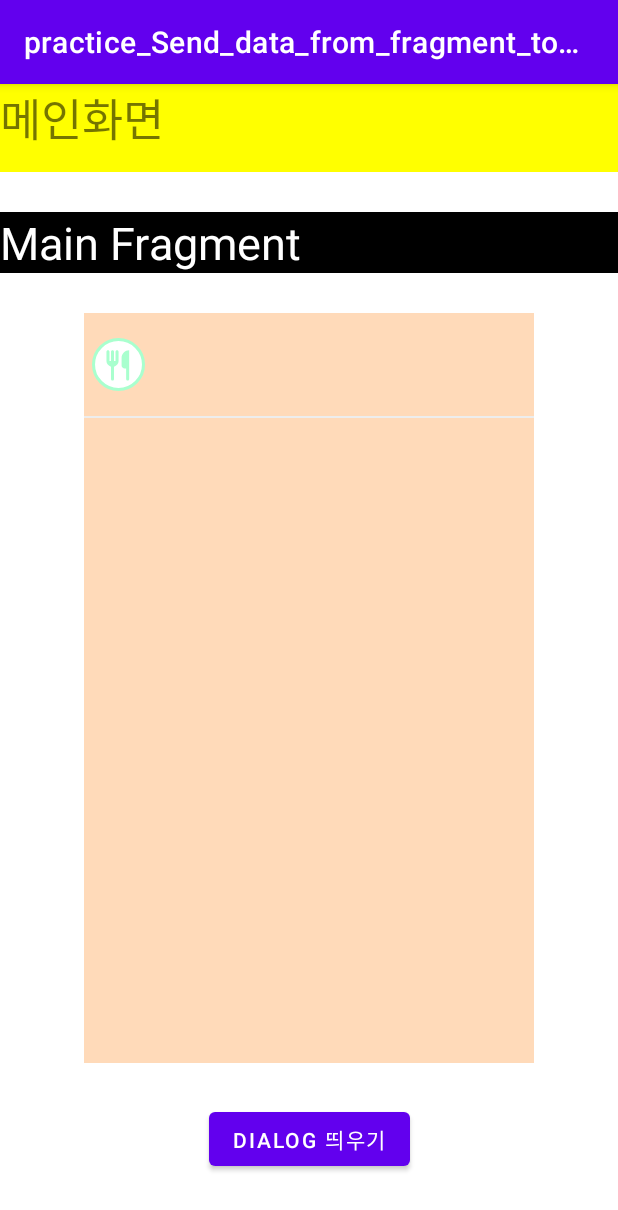
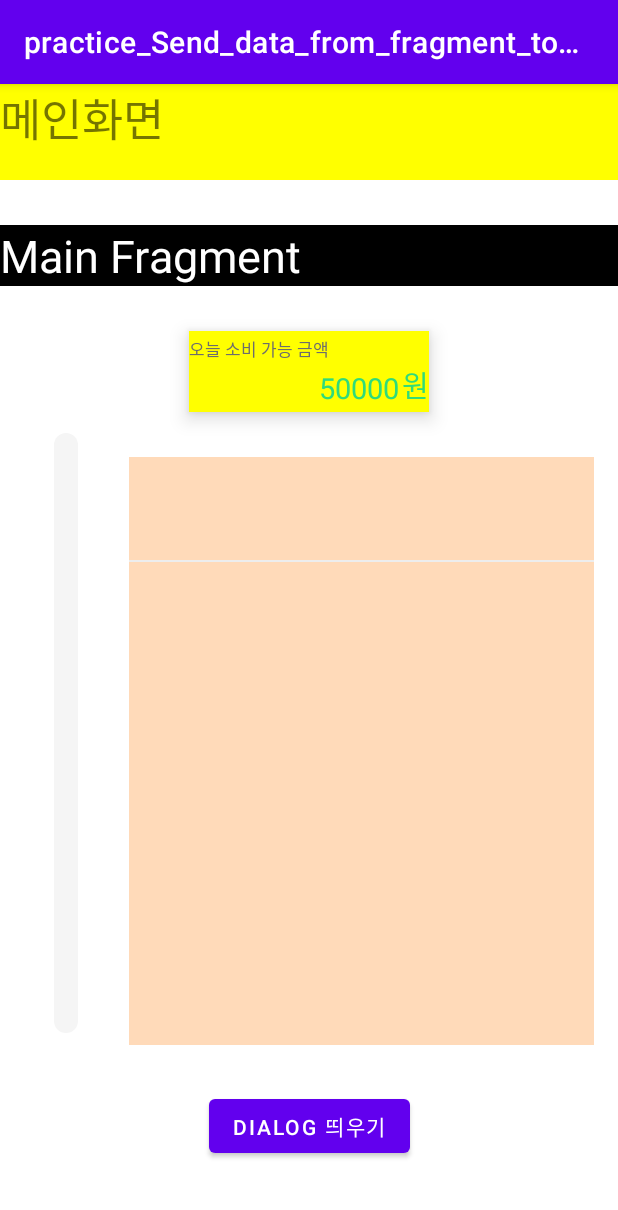
Before and after one commit to Daljyeong/Kotlin-Study, an Android app: the fragment DialogFragment placed in its activity, after a tap on "완료", on a phone screen of 412 x 824 dp. Shown: the top 1210 px of the screen. Run offline under Robolectric (Android 15) with nearby library versions, the phone set to English and light mode, and no system bars; 1 statement that could not run was skipped.

Commit message:
feat: Make progressBar in 'MainFragment.kt'

```diff
--- a/practice_Send_data_from_fragment_to_fragment/app/src/main/java/com/example/practice_send_data_from_fragment_to_fragment/DataItemAdapter.kt
+++ b/practice_Send_data_from_fragment_to_fragment/app/src/main/java/com/example/practice_send_data_from_fragment_to_fragment/DataItemAdapter.kt
@@ -46,6 +46,8 @@ class DataItemAdapter(var items: ArrayList<Data_item>) :
             //이미지는 이런식으로 담아야함.
 //            itemSpendListImageView.setImageResource(items[position].img)
 
+            imgSpendListIcn.setImageResource(items[position].itemIcn) //아이콘
+
             tvSpendListContent.text = items[position].itemContent //내용
             tvSpendListMoney.text=items[position].itemMoney //금액 입력
             tvSpendListMemo.text=items[position].itemMemo //한 줄 메모
--- a/practice_Send_data_from_fragment_to_fragment/app/src/main/java/com/example/practice_send_data_from_fragment_to_fragment/Data_item.kt
+++ b/practice_Send_data_from_fragment_to_fragment/app/src/main/java/com/example/practice_send_data_from_fragment_to_fragment/Data_item.kt
@@ -4,6 +4,7 @@ import android.media.Image
 
 data class Data_item(
 //    val itemIcn: Image, //아이콘 이미지
+    val itemIcn: Int, //아이콘 이미지
     val itemContent: String, //내용
     val itemMoney:String, //금액 입력
     val itemMemo: String //한 줄 메모
--- a/practice_Send_data_from_fragment_to_fragment/app/src/main/java/com/example/practice_send_data_from_fragment_to_fragment/DialogFragment.kt
+++ b/practice_Send_data_from_fragment_to_fragment/app/src/main/java/com/example/practice_send_data_from_fragment_to_fragment/DialogFragment.kt
@@ -1,17 +1,18 @@
 package com.example.practice_send_data_from_fragment_to_fragment
 
-import android.app.Activity.RESULT_OK
+import android.annotation.SuppressLint
 import android.os.Bundle
 import android.view.LayoutInflater
 import android.view.View
 import android.view.ViewGroup
-import android.widget.EditText
 import android.widget.ImageButton
-import androidx.fragment.app.Fragment
+import android.widget.TextView
+import android.widget.Toast
 import com.example.practice_send_data_from_fragment_to_fragment.databinding.FragmentAddHistoryMainBinding
 import com.google.android.material.bottomsheet.BottomSheetBehavior
 //import com.example.practice_send_data_from_fragment_to_fragment.databinding.FragmentDialogBinding
 import com.google.android.material.bottomsheet.BottomSheetDialogFragment
+
 class DialogFragment : BottomSheetDialogFragment() {
     private lateinit var viewBinding: FragmentAddHistoryMainBinding
     var icLiving = false
@@ -26,6 +27,8 @@ class DialogFragment : BottomSheetDialogFragment() {
     var icBeauty = false
     var icPet = false
     var icGift = false
+
+    var recyclerSum = 0
 
     //dialog 높이 지정
     override fun onStart() {
@@ -44,6 +47,7 @@ class DialogFragment : BottomSheetDialogFragment() {
         //방법 (3)
         viewBinding = FragmentAddHistoryMainBinding.inflate(inflater, container, false)
 
+        //아이콘 단일선택 클릭 구현한 부분
         viewBinding.icUnselectedLiving.setOnClickListener {
             icLiving = radioButton(viewBinding.icUnselectedLiving, icLiving, R.drawable.ic_selected_living, R.drawable.ic_unselected_living)
         }
@@ -62,7 +66,6 @@ class DialogFragment : BottomSheetDialogFragment() {
         viewBinding.icUnselectedCommunication.setOnClickListener {
             icCommunication = radioButton(viewBinding.icUnselectedCommunication, icCommunication, R.drawable.ic_selected_communication, R.drawable.ic_unselected_communication)
         }
-
         viewBinding.icUnselectedHealth.setOnClickListener {
             icHealth = radioButton(viewBinding.icUnselectedHealth, icHealth, R.drawable.ic_selected_health, R.drawable.ic_unselected_health)
         }
@@ -85,6 +88,9 @@ class DialogFragment : BottomSheetDialogFragment() {
         //dialog의 우측 상단 '완료' 버튼 눌렀을 때 실행되는 부분
         viewBinding.btnAddHistoryMainDone.setOnClickListener {
             val bundle = Bundle()
+
+            bundle.putInt("dataIcn", resultRadio())
+
             bundle.putString("dataContent", viewBinding.tvAddHistoryMainContentBox.text.toString()) //내용
             bundle.putString("dataMoney", viewBinding.tvAddHistoryMainMoneyBox.text.toString()) //금액 입력
             bundle.putString("dataMemo", viewBinding.tvAddHistoryMainMemoBox.text.toString()) //한 줄 메모
@@ -93,13 +99,10 @@ class DialogFragment : BottomSheetDialogFragment() {
             ((activity as MainActivity).supportFragmentManager
                 .findFragmentById(R.id.frameLayout) as MainFragment).initAddData()
 
-//            mainFragment.initAddData()
-//
-//            val fragmentManager = requireActivity().supportFragmentManager
-//            fragmentManager.beginTransaction()
-//                .replace(R.id.frameLayout, mainFragment)
-//                .addToBackStack(null)
-//                .commit()
+            //프로그레스 바 높이 설정
+            ((activity as MainActivity).supportFragmentManager
+                .findFragmentById(R.id.frameLayout) as MainFragment).setProgressBarHeight(progressBarHeight(viewBinding.tvAddHistoryMainMoneyBox.text.toString()))
+
             dismiss()
 
             //EditText 부분 init
@@ -108,8 +111,12 @@ class DialogFragment : BottomSheetDialogFragment() {
             viewBinding.tvAddHistoryMainMemoBox.setText("") //한 줄 메모
         }
 
+        //dialog의 중앙 하단 '완료' 버튼 눌렀을 때 실행되는 부분
         viewBinding.btnAddHistoryMainBigDone.setOnClickListener {
             val bundle = Bundle()
+
+            bundle.putInt("dataIcn", resultRadio())
+
             bundle.putString("dataContent", viewBinding.tvAddHistoryMainContentBox.text.toString()) //내용
             bundle.putString("dataMoney", viewBinding.tvAddHistoryMainMoneyBox.text.toString()) //금액 입력
             bundle.putString("dataMemo", viewBinding.tvAddHistoryMainMemoBox.text.toString()) //한 줄 메모
@@ -118,13 +125,10 @@ class DialogFragment : BottomSheetDialogFragment() {
             ((activity as MainActivity).supportFragmentManager
                 .findFragmentById(R.id.frameLayout) as MainFragment).initAddData()
 
-//            mainFragment.initAddData()
-//
-//            val fragmentManager = requireActivity().supportFragmentManager
-//            fragmentManager.beginTransaction()
-//                .replace(R.id.frameLayout, mainFragment)
-//                .addToBackStack(null)
-//                .commit()
+            //프로그레스 바 높이 설정
+            ((activity as MainActivity).supportFragmentManager
+                .findFragmentById(R.id.frameLayout) as MainFragment).setProgressBarHeight(progressBarHeight(viewBinding.tvAddHistoryMainMoneyBox.text.toString()))
+
             dismiss()
 
             //EditText 부분 init
@@ -135,6 +139,7 @@ class DialogFragment : BottomSheetDialogFragment() {
         return viewBinding.root
     }
 
+    //아이콘들이 radioButton(단일선택)처럼 작동하게 하는 함수
     fun radioButton(iconId: ImageButton, checkNum: Boolean, selectedImg: Int, unselectedImg: Int): Boolean{
         return if(checkNum){ //selected -> unselected
             initRadioBox()
@@ -147,6 +152,7 @@ class DialogFragment : BottomSheetDialogFragment() {
         }
     }
 
+    //모든 아이콘의 이미지를 unselected, Boolean 변수를 false로 init하는 함수
     fun initRadioBox() {
         viewBinding.icUnselectedLiving.setImageResource(R.drawable.ic_unselected_living)
         viewBinding.icUnselectedFood.setImageResource(R.drawable.ic_unselected_food)
@@ -175,4 +181,56 @@ class DialogFragment : BottomSheetDialogFragment() {
         icPet = false
         icGift = false
     }
+
+    //Boolean값이 true인 아이콘(사용자가 최종으로 선택한 아이콘)의 halfselected 이미지를 return하는 함수
+    fun resultRadio(): Int{
+        if(icLiving)
+            return R.drawable.ic_halfselected_living
+        if(icFood)
+            return R.drawable.ic_halfselected_food
+        if(icCafe)
+            return R.drawable.ic_halfselected_cafe
+        if (icTransportation)
+            return R.drawable.ic_halfselected_transportation
+        if (icFashion)
+            return R.drawable.ic_halfselected_fashion
+        if (icCommunication)
+            return R.drawable.ic_halfselected_communication
+        if (icHealth)
+            return R.drawable.ic_halfselected_health
+        if (icLearn)
+            return R.drawable.ic_halfselected_learn
+        if (icCulture)
+            return R.drawable.ic_halfselected_culture
+        if (icBeauty)
+            return R.drawable.ic_halfselected_beauty
+        if (icPet)
+            return R.drawable.ic_halfselected_pet
+        if (icGift)
+            return R.drawable.ic_halfselected_gift
+
+        return 0
+    }
+
+    //프로그레스바 높이 return하는 함수
+    @SuppressLint("ResourceType")
+    fun progressBarHeight(recyclerNowInput:String): Int {
+        val recyclerNow: Int = recyclerNowInput.toInt() //리사이클러뷰로 입력된 금액 하나
+
+        //HomeFragment의 오늘 소비 가능 금액
+        val todaySpend = ((activity as MainActivity).supportFragmentManager
+            .findFragmentById(R.id.frameLayout) as MainFragment).returnTodayInt()
+
+        recyclerSum += recyclerNow //리사이클러뷰로 입력된 총 금액
+
+//        Toast.makeText(context, "입력된 금액 하나 = $recyclerNow", Toast.LENGTH_SHORT).show()
+//        Toast.makeText(context, "오늘 소비 가능 = $todaySpend", Toast.LENGTH_SHORT).show()
+//        Toast.makeText(context, "리클 총금액 = $recyclerSum", Toast.LENGTH_SHORT).show()
+//
+        val result = (recyclerSum * 100) / todaySpend
+        Toast.makeText(context, "높이 = $result", Toast.LENGTH_SHORT).show()
+
+        //프로그레스바 높이 = 리사이클러뷰로 입력된 총 금액 / 오늘 소비 가능 금액 * 100
+        return (recyclerSum * 100) / todaySpend
+    }
 }
--- a/practice_Send_data_from_fragment_to_fragment/app/src/main/java/com/example/practice_send_data_from_fragment_to_fragment/MainFragment.kt
+++ b/practice_Send_data_from_fragment_to_fragment/app/src/main/java/com/example/practice_send_data_from_fragment_to_fragment/MainFragment.kt
@@ -5,16 +5,18 @@ import android.os.Bundle
 import android.view.LayoutInflater
 import android.view.View
 import android.view.ViewGroup
+import androidx.core.graphics.drawable.toIcon
 import androidx.fragment.app.Fragment
 import androidx.recyclerview.widget.LinearLayoutManager
 import com.example.practice_send_data_from_fragment_to_fragment.databinding.FragmentMainBinding
+import kotlin.properties.Delegates
 
 class MainFragment : Fragment() {
     private lateinit var viewBinding: FragmentMainBinding
     private lateinit var adapter: DataItemAdapter
     var dataList: ArrayList<Data_item> = arrayListOf()
 
-    @SuppressLint("NotifyDataSetChanged")
+    @SuppressLint("NotifyDataSetChanged", "SetTextI18n")
     override fun onCreateView(
         inflater: LayoutInflater,
         container: ViewGroup?,
@@ -22,7 +24,10 @@ class MainFragment : Fragment() {
     ): View? {
         viewBinding = FragmentMainBinding.inflate(inflater, container, false)
 
-        initRecyclerview()
+        //init 세팅
+        initRecyclerview() //리사이클러뷰 기본 세팅
+        viewBinding.tvIntTodayAvailable.text = "50000" //오늘 소비 가능 금액 세팅
+        setProgressBarHeight(0) //프로그레스 바 0으로 세팅
 
         //DialogFragment의 EditText에서 정보 받아오기
 //        val data = arguments?.getString("dataJ")
@@ -39,19 +44,22 @@ class MainFragment : Fragment() {
         return viewBinding.root
     }
 
-    @SuppressLint("NotifyDataSetChanged")
+    @SuppressLint("NotifyDataSetChanged", "SuspiciousIndentation")
     fun initAddData() {
 //        dataList.add(Dataitem(data.toString()))
 //        dataList.add(Dataitem("aaa"))
 //        dataList.add(Dataitem("aaa"))
 //        dataList.add(Dataitem("aaa"))
 //        dataList.add(Dataitem("aaa"))
+        val icn = arguments?.getInt("dataIcn")
         val content = arguments?.getString("dataContent") //내용
         val money = arguments?.getString("dataMoney") //금액 입력
         val memo = arguments?.getString("dataMemo") //한 줄 메모
-        dataList.add(
-            Data_item(content.toString(), money.toString(), memo.toString())
-        )
+//        if (icn != null) {
+            dataList.add(
+                Data_item(icn!!, content.toString(), money.toString(), memo.toString())
+            )
+//        }
 //            adapter.items = dataList
         viewBinding.fragmentMainRecyclerView.adapter?.notifyDataSetChanged()
     }
@@ -64,4 +72,12 @@ class MainFragment : Fragment() {
         viewBinding.fragmentMainRecyclerView.adapter = adapter
     }
 
+    //'오늘 소비 가능 금액' int로 return하는 함수(DialogFragment.kt에서 사용함)
+    fun returnTodayInt(): Int{
+        return viewBinding.tvIntTodayAvailable.text.toString().toInt()
+    }
+
+    fun setProgressBarHeight(height: Int){
+        viewBinding.progressBarToday.progress = height
+    }
 }
--- /dev/null
+++ b/practice_Send_data_from_fragment_to_fragment/app/src/main/res/drawable/gradation_bar.xml
@@ -0,0 +1,21 @@
+<?xml version="1.0" encoding="utf-8"?>
+<layer-list xmlns:android="http://schemas.android.com/apk/res/android">
+    <item android:id="@android:id/background">
+        <shape>
+            <corners android:radius="8dp" />
+            <solid android:color="#f5f5f5" />
+        </shape>
+    </item>
+
+    <item android:id="@android:id/progress">
+        <clip>
+            <shape>
+                <corners android:radius="8dp"/>
+                <gradient
+                    android:endColor="#2fdb7a"
+                    android:centerColor="#a9ffce"
+                    android:startColor="#ffceeb" />
+            </shape>
+        </clip>
+    </item>
+</layer-list>
--- a/practice_Send_data_from_fragment_to_fragment/app/src/main/res/layout/fragment_main.xml
+++ b/practice_Send_data_from_fragment_to_fragment/app/src/main/res/layout/fragment_main.xml
@@ -1,6 +1,7 @@
 <?xml version="1.0" encoding="utf-8"?>
 <androidx.constraintlayout.widget.ConstraintLayout xmlns:android="http://schemas.android.com/apk/res/android"
     xmlns:app="http://schemas.android.com/apk/res-auto"
+    xmlns:tools="http://schemas.android.com/tools"
     android:layout_width="match_parent"
     android:layout_height="match_parent">
 
@@ -12,33 +13,86 @@
         android:text="Main Fragment"
         android:textColor="@color/white"
         android:textSize="30sp"
-        app:layout_constraintBottom_toTopOf="@id/fragment_main_recyclerView"
+        app:layout_constraintBottom_toTopOf="@id/view_today_available"
         app:layout_constraintEnd_toEndOf="parent"
         app:layout_constraintStart_toStartOf="parent"
         app:layout_constraintTop_toTopOf="parent" />
 
+    <View
+        android:id="@+id/view_today_available"
+        android:layout_width="160dp"
+        android:layout_height="54dp"
+        android:background="#ffff00"
+        android:translationZ="8dp"
+        app:layout_constraintEnd_toEndOf="parent"
+        app:layout_constraintBottom_toTopOf="@id/fragment_main_recyclerView"
+        app:layout_constraintStart_toStartOf="parent"
+        app:layout_constraintTop_toBottomOf="@id/fragment_main_text" />
+
+    <TextView
+        android:id="@+id/tv_string_today_available"
+        android:layout_width="wrap_content"
+        android:layout_height="wrap_content"
+        android:text="오늘 소비 가능 금액"
+        android:textColor="#6d6d6d"
+        android:textSize="11sp"
+        android:translationZ="8dp"
+        app:layout_constraintBottom_toTopOf="@id/tv_int_today_available"
+        app:layout_constraintStart_toStartOf="@id/view_today_available"
+        app:layout_constraintTop_toTopOf="@id/view_today_available" />
+
+    <TextView
+        android:id="@+id/tv_int_today_available"
+        android:layout_width="wrap_content"
+        android:layout_height="wrap_content"
+        android:layout_marginEnd="2dp"
+        android:text="0"
+        android:textColor="#2fdb7a"
+        android:textSize="19sp"
+        android:translationZ="8dp"
+        app:layout_constraintBottom_toBottomOf="@id/view_today_available"
+        app:layout_constraintEnd_toStartOf="@id/tv_won_today_available"
+        app:layout_constraintTop_toBottomOf="@id/tv_string_today_available" />
+
+    <TextView
+        android:id="@+id/tv_won_today_available"
+        android:layout_width="wrap_content"
+        android:layout_height="wrap_content"
+        android:text="원"
+        android:textColor="#2fdb7a"
+        android:textSize="19sp"
+        android:translationZ="8dp"
+        app:layout_constraintBottom_toBottomOf="@id/tv_int_today_available"
+        app:layout_constraintEnd_toEndOf="@id/view_today_available" />
+
+    <ProgressBar
+        android:id="@+id/progressBar_today"
+        style="@android:style/Widget.ProgressBar.Horizontal"
+        android:layout_width="400dp"
+        android:layout_height="15.7dp"
+        android:layout_marginTop="176dp"
+        android:elevation="8dp"
+        android:max="100"
+        android:progress="80"
+        android:progressDrawable="@drawable/gradation_bar"
+        android:rotation="270"
+        android:translationZ="8dp"
+        app:layout_constraintEnd_toStartOf="@+id/fragment_main_recyclerView"
+        app:layout_constraintHorizontal_bias="0.501"
+        app:layout_constraintStart_toStartOf="parent"
+        app:layout_constraintTop_toTopOf="@+id/fragment_main_recyclerView" />
+
     <androidx.recyclerview.widget.RecyclerView
         android:id="@+id/fragment_main_recyclerView"
-        android:layout_width="300dp"
-        android:layout_height="500dp"
+        android:layout_width="310dp"
+        android:layout_height="392dp"
         android:background="#FFDAB9"
         android:textSize="30sp"
         app:layout_constraintBottom_toTopOf="@id/fragment_main_button"
         app:layout_constraintEnd_toEndOf="parent"
+        app:layout_constraintHorizontal_bias="0.841"
         app:layout_constraintStart_toStartOf="parent"
-        app:layout_constraintTop_toBottomOf="@id/fragment_main_text" />
-
-<!--    <TextView-->
-<!--        android:id="@+id/fragment_main_recyclerView"-->
-<!--        android:layout_width="300dp"-->
-<!--        android:layout_height="500dp"-->
-<!--        android:background="#FFDAB9"-->
-<!--        android:text="textView입니다"-->
-<!--        android:textSize="30sp"-->
-<!--        app:layout_constraintBottom_toTopOf="@id/fragment_main_button"-->
-<!--        app:layout_constraintEnd_toEndOf="parent"-->
-<!--        app:layout_constraintStart_toStartOf="parent"-->
-<!--        app:layout_constraintTop_toBottomOf="@id/fragment_main_text" />-->
+        app:layout_constraintTop_toBottomOf="@id/view_today_available" />
 
     <Button
         android:id="@+id/fragment_main_button"
```
